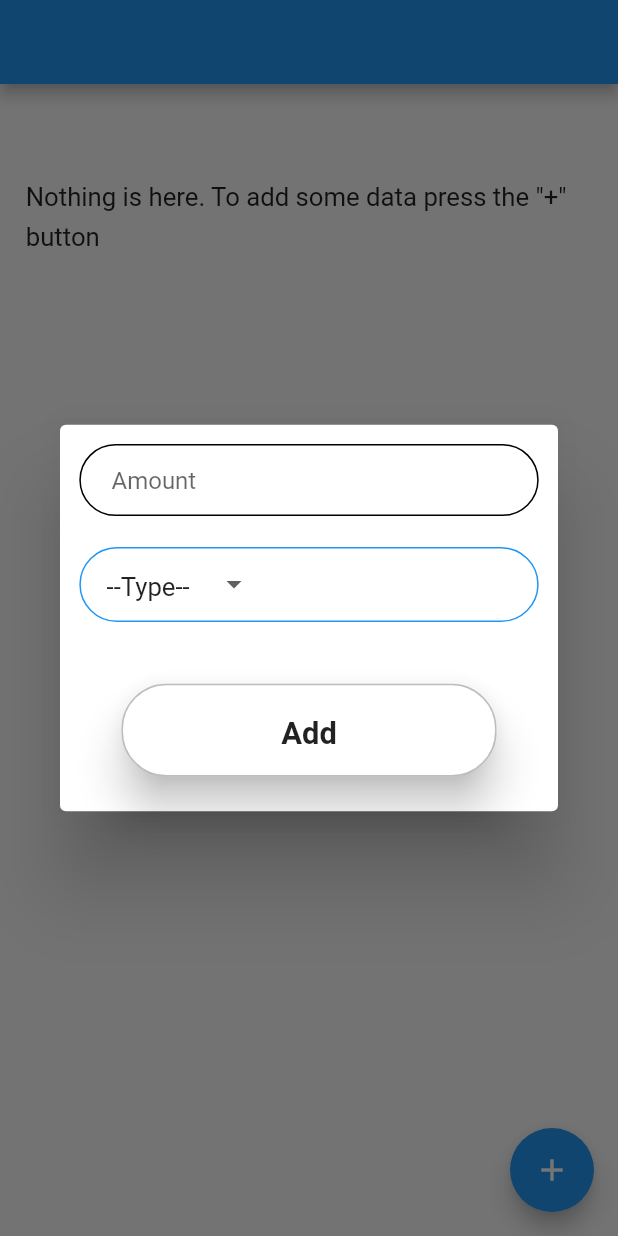
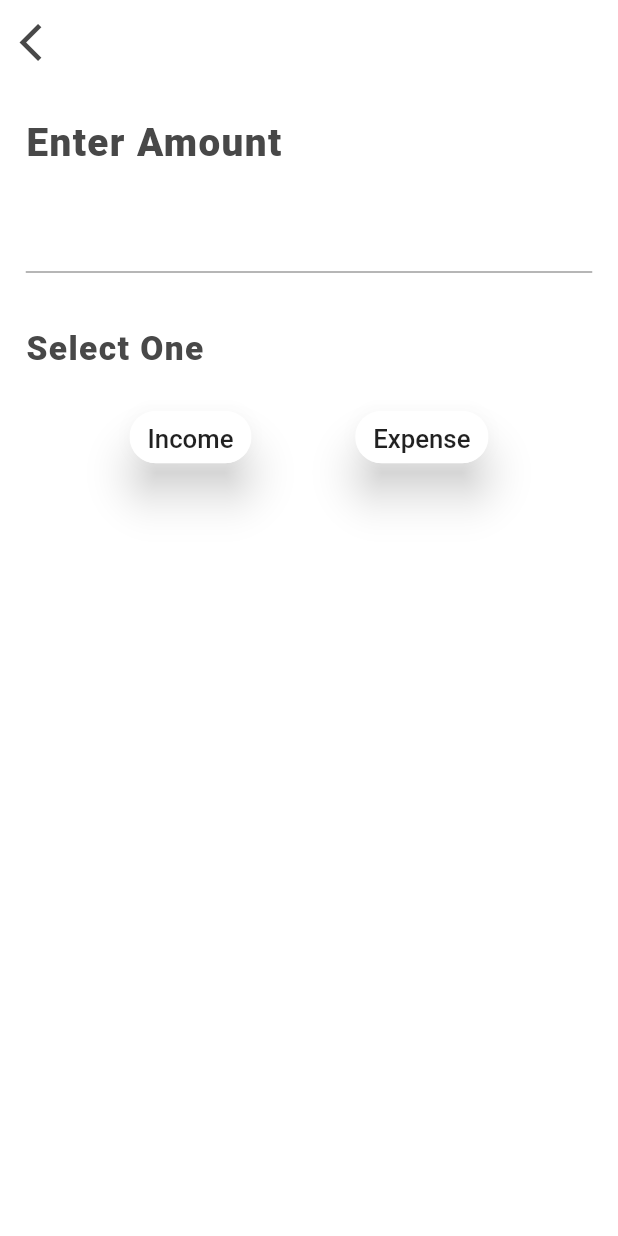
Before and after one commit to Sam21-39/Spend-Analytics, a Flutter app: the screen it shows after launch, after a tap on the "add" icon, on a phone screen of 412 x 824 dp. Run offline on Flutter 3.47's test engine with Material 2 defaults, Android fonts, the phone set to English and light mode, and no system bars; our stand-ins replace flutter_screenutil.

Commit message:
Ui Changes

```diff
--- a/spend_analytics/lib/Views/Screens/home.dart
+++ b/spend_analytics/lib/Views/Screens/home.dart
@@ -1,8 +1,9 @@
 import 'package:flutter/material.dart';
 import 'package:spend_analytics/Model/item_model.dart';
 import 'package:spend_analytics/Utils/common.dart';
+import 'package:spend_analytics/Views/Screens/note.dart';
+import 'package:spend_analytics/Views/UI/ui_color.dart';
 import 'package:spend_analytics/Views/UI/ui_text.dart';
-import 'package:spend_analytics/Views/Widgets/item_container.dart';
 
 List<Items> spendingItems = [];
 
@@ -16,6 +17,7 @@ class _HomeState extends State<Home> {
   Widget build(BuildContext context) {
     return Scaffold(
       appBar: AppBar(),
+      backgroundColor: UiColor.light,
       body: ListView(
         children: [
           spendingItems.isEmpty
@@ -27,11 +29,12 @@ class _HomeState extends State<Home> {
                     Center(
                       child: Padding(
                         padding: EdgeInsets.all(
-                          setSize(20.0),
+                          setSize(30.0),
                         ),
                         child: Text(
                           'Nothing is here. To add some data press the "+" button',
                           style: UiText.normalText,
+                          textAlign: TextAlign.center,
                         ),
                       ),
                     ),
@@ -62,30 +65,17 @@ class _HomeState extends State<Home> {
         ],
       ),
       floatingActionButton: FloatingActionButton(
-        onPressed: () => showDialog(
-          context: context,
-          builder: (context) => Dialog(
-            child: ListView(
-              padding: EdgeInsets.all(
-                setSize(15.0),
-              ),
-              shrinkWrap: true,
-              children: [
-                ItemContainer(
-                  callback: setStateCallback,
-                ),
-              ],
-            ),
+        onPressed: () => Navigator.of(context).push(
+          MaterialPageRoute(
+            builder: (context) => Note(),
           ),
         ),
         child: Icon(
           Icons.add,
+          color: UiColor.dark,
+          size: setSize(35.0),
         ),
       ),
     );
   }
-
-  void setStateCallback() {
-    setState(() {});
-  }
 }
--- /dev/null
+++ b/spend_analytics/lib/Views/Screens/note.dart
@@ -0,0 +1,100 @@
+import 'package:flutter/material.dart';
+import 'package:spend_analytics/Utils/common.dart';
+import 'package:spend_analytics/Views/UI/ui_color.dart';
+import 'package:spend_analytics/Views/UI/ui_text.dart';
+
+class Note extends StatefulWidget {
+  @override
+  _NoteState createState() => _NoteState();
+}
+
+class _NoteState extends State<Note> {
+  @override
+  Widget build(BuildContext context) {
+    return Scaffold(
+      appBar: AppBar(
+        leading: IconButton(
+          icon: Icon(
+            Icons.arrow_back_ios,
+            color: UiColor.dark,
+            size: setSize(35.0),
+          ),
+          onPressed: () => Navigator.pop(context),
+        ),
+      ),
+      backgroundColor: UiColor.light,
+      body: ListView(
+        padding: EdgeInsets.all(
+          setSize(20.0),
+        ),
+        children: [
+          Column(
+            children: [
+              Align(
+                alignment: Alignment.centerLeft,
+                child: Text(
+                  'Enter Amount',
+                  style: UiText.headerText,
+                ),
+              ),
+              SizedBox(
+                height: setHeight(20.0),
+              ),
+              TextField(
+                keyboardType: TextInputType.number,
+                decoration: InputDecoration(
+                  focusedBorder: UnderlineInputBorder(
+                    borderSide: BorderSide(
+                      color: UiColor.primary,
+                      width: 2.0,
+                    ),
+                  ),
+                ),
+              ),
+              SizedBox(
+                height: setHeight(30.0),
+              ),
+              Align(
+                alignment: Alignment.centerLeft,
+                child: Text(
+                  'Select One',
+                  style: UiText.headerText.copyWith(
+                    fontSize: setFontSize(26.0),
+                  ),
+                ),
+              ),
+              SizedBox(
+                height: setHeight(20.0),
+              ),
+              Row(
+                mainAxisAlignment: MainAxisAlignment.spaceEvenly,
+                children: [
+                  ActionChip(
+                    backgroundColor: UiColor.light,
+                    elevation: 12,
+                    shadowColor: UiColor.dark.withOpacity(0.45),
+                    label: Text(
+                      'Income',
+                      style: UiText.normalText,
+                    ),
+                    onPressed: () {},
+                  ),
+                  ActionChip(
+                    backgroundColor: UiColor.light,
+                    elevation: 12,
+                    shadowColor: UiColor.dark.withOpacity(0.45),
+                    label: Text(
+                      'Expense',
+                      style: UiText.normalText,
+                    ),
+                    onPressed: () {},
+                  ),
+                ],
+              )
+            ],
+          )
+        ],
+      ),
+    );
+  }
+}
--- /dev/null
+++ b/spend_analytics/lib/Views/UI/ui_color.dart
@@ -0,0 +1,7 @@
+import 'package:flutter/material.dart';
+
+class UiColor {
+  static final Color primary = Colors.teal.shade400;
+  static final Color dark = Color(0xff484848);
+  static final Color light = Colors.white;
+}
--- a/spend_analytics/lib/Views/UI/ui_text.dart
+++ b/spend_analytics/lib/Views/UI/ui_text.dart
@@ -1,12 +1,15 @@
 import 'package:flutter/cupertino.dart';
 import 'package:spend_analytics/Utils/common.dart';
+import 'package:spend_analytics/Views/UI/ui_color.dart';
 
 class UiText {
   static final TextStyle headerText = new TextStyle(
     fontFamily: 'Roboto',
     fontWeight: FontWeight.w900,
-    fontSize: setFontSize(25.0),
+    fontSize: setFontSize(30.0),
+    letterSpacing: setSize(1.1),
     height: setHeight(1.5),
+    color: UiColor.dark,
   );
 
   static final TextStyle normalText = new TextStyle(
--- a/spend_analytics/lib/Views/Widgets/item_container.dart
+++ /dev/null
@@ -1,202 +0,0 @@
-import 'package:flutter/material.dart';
-import 'package:spend_analytics/Model/item_model.dart';
-import 'package:spend_analytics/Utils/common.dart';
-import 'package:spend_analytics/Views/Screens/home.dart';
-import 'package:spend_analytics/Views/UI/ui_text.dart';
-import 'package:spend_analytics/Views/Widgets/custom_button.dart';
-
-class ItemContainer extends StatefulWidget {
-  final callback;
-
-  const ItemContainer({Key key, this.callback}) : super(key: key);
-  @override
-  _ItemContainerState createState() => _ItemContainerState();
-}
-
-class _ItemContainerState extends State<ItemContainer> {
-  String typeValue = "--Type--", categoryValue = "--Category--";
-  String amount = '', category = '';
-  bool isNotValid = false;
-  List<String> incomeCategory = [
-        "--Category--",
-        "Work",
-        "Internship",
-        "Buiseness",
-      ],
-      expensesCategory = [
-        "--Category--",
-        "Entertainment",
-        "Food",
-        "Medical",
-        "Gym",
-        "Rent",
-        "Travel",
-        "Clothing",
-        "Bills",
-      ];
-  @override
-  Widget build(BuildContext context) {
-    return Column(
-      children: [
-        TextField(
-          keyboardType: TextInputType.number,
-          decoration: InputDecoration(
-            floatingLabelBehavior: FloatingLabelBehavior.auto,
-            alignLabelWithHint: true,
-            labelText: "Amount",
-            contentPadding: EdgeInsets.only(
-              left: setSize(25.0),
-            ),
-            border: OutlineInputBorder(
-              borderRadius: BorderRadius.circular(30.0),
-            ),
-            enabledBorder: OutlineInputBorder(
-              borderRadius: BorderRadius.circular(30.0),
-            ),
-          ),
-          onChanged: (val) {
-            setState(() {
-              amount = val;
-            });
-          },
-        ),
-        SizedBox(
-          height: setHeight(20.0),
-        ),
-        Container(
-          width: double.infinity,
-          padding: EdgeInsets.symmetric(
-            horizontal: setSize(10.0),
-          ),
-          decoration: BoxDecoration(
-              borderRadius: BorderRadius.circular(30.0),
-              border: Border.all(color: Colors.blue, width: 1.0)),
-          child: DropdownButton<String>(
-            underline: Container(),
-            elevation: 12,
-            value: typeValue,
-            items:
-                <String>["--Type--", "Expense", "Income"].map((String value) {
-              return DropdownMenuItem<String>(
-                value: value,
-                child: Padding(
-                  padding: EdgeInsets.all(
-                    setSize(10.0),
-                  ),
-                  child: Text(
-                    value,
-                    style: UiText.normalText,
-                  ),
-                ),
-              );
-            }).toList(),
-            onChanged: (val) {
-              setState(() {
-                typeValue = val;
-              });
-            },
-          ),
-        ),
-        SizedBox(
-          height: setHeight(20.0),
-        ),
-        if (typeValue != "--Type--")
-          Container(
-            width: double.infinity,
-            padding: EdgeInsets.symmetric(
-              horizontal: setSize(10.0),
-            ),
-            decoration: BoxDecoration(
-                borderRadius: BorderRadius.circular(30.0),
-                border: Border.all(color: Colors.blue, width: 1.0)),
-            child: DropdownButton<String>(
-              underline: Container(),
-              elevation: 12,
-              value: categoryValue,
-              items: setCategoryList(typeValue).map((String value) {
-                return DropdownMenuItem<String>(
-                  value: value,
-                  child: Padding(
-                    padding: EdgeInsets.all(
-                      setSize(10.0),
-                    ),
-                    child: Text(
-                      value,
-                      style: UiText.normalText,
-                    ),
-                  ),
-                );
-              }).toList(),
-              onChanged: (val) {
-                setState(() {
-                  categoryValue = val;
-                  category = val;
-                });
-              },
-            ),
-          ),
-        SizedBox(
-          height: setHeight(20.0),
-        ),
-        isNotValid
-            ? Column(
-                children: [
-                  Text(
-                    'All fields must be filled',
-                    style: UiText.normalText.copyWith(
-                      color: Colors.redAccent,
-                    ),
-                  ),
-                  SizedBox(
-                    height: setHeight(20.0),
-                  ),
-                ],
-              )
-            : Container(),
-        CustomButton(
-          text: "Add",
-          onPressed: () {
-            isFormValid();
-            if (!isNotValid) {
-              spendingItems.add(
-                Items(
-                  amount: int.parse(amount),
-                  category: categoryValue,
-                  type: typeValue,
-                  date: DateTime.now(),
-                ),
-              );
-              widget.callback();
-              Navigator.pop(context);
-            }
-          },
-        ),
-        SizedBox(
-          height: setHeight(10.0),
-        ),
-      ],
-    );
-  }
-
-  List<String> setCategoryList(String type) {
-    setState(() {
-      categoryValue = "--Category--";
-    });
-    switch (type) {
-      case "Income":
-        return incomeCategory;
-      case "Expense":
-        return expensesCategory;
-    }
-    return [];
-  }
-
-  void isFormValid() {
-    setState(() {
-      if (amount.isEmpty || typeValue == '--Type--' || category.isEmpty)
-        isNotValid = true;
-      else
-        isNotValid = false;
-    });
-  }
-}
--- a/spend_analytics/lib/main.dart
+++ b/spend_analytics/lib/main.dart
@@ -1,5 +1,6 @@
 import 'package:flutter/material.dart';
 import 'package:spend_analytics/Views/Screens/splash.dart';
+import 'package:spend_analytics/Views/UI/ui_color.dart';
 
 void main() {
   runApp(MyApp());
@@ -13,7 +14,21 @@ class MyApp extends StatelessWidget {
       title: 'Spend Analytics',
       debugShowCheckedModeBanner: false,
       theme: ThemeData(
-        primarySwatch: Colors.blue,
+        accentColor: UiColor.light,
+        appBarTheme: AppBarTheme(
+          elevation: 0.0,
+          color: UiColor.light,
+          iconTheme: IconThemeData(color: UiColor.dark),
+        ),
+        floatingActionButtonTheme: FloatingActionButtonThemeData(
+          backgroundColor: UiColor.light,
+          foregroundColor: UiColor.light,
+          elevation: 12.0,
+          shape: RoundedRectangleBorder(
+            borderRadius: BorderRadius.circular(100.0),
+            side: BorderSide(color: Colors.white30),
+          ),
+        ),
         visualDensity: VisualDensity.adaptivePlatformDensity,
       ),
       home: Splash(),
```
